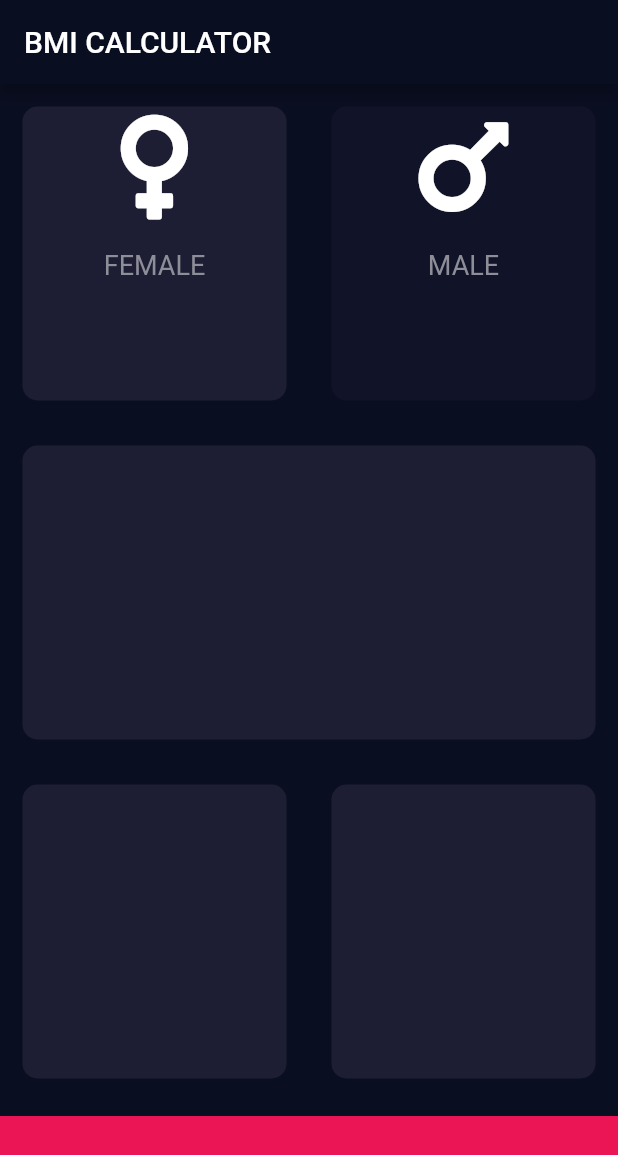
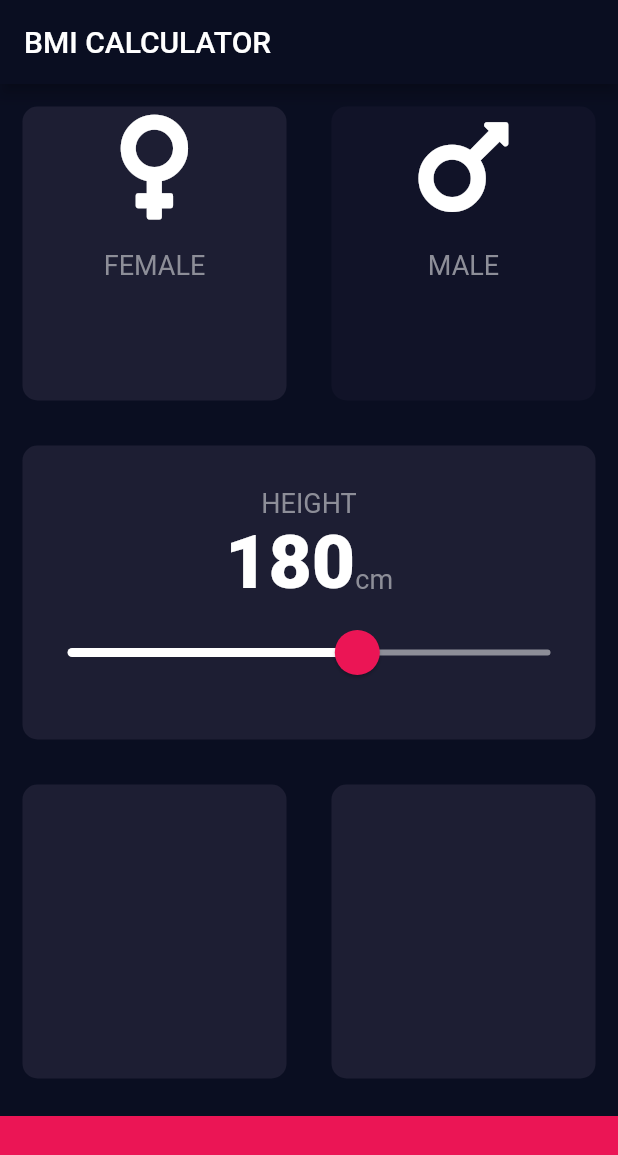
Before and after one commit to GDG-Uzhhorod/Appbrewery-Challenge-9-BMI-Calculator, a Flutter app: the screen it shows after launch, after a tap on "FEMALE", on a phone screen of 412 x 824 dp. Shown: the top 1155 px of the screen. Run offline on Flutter 3.47's test engine with Material 2 defaults, Android fonts, the phone set to English and light mode, and no system bars; our stand-ins replace font_awesome_flutter.

Commit message:
Add Slider

```diff
--- /dev/null
+++ b/lib/constants.dart
@@ -0,0 +1,10 @@
+import 'package:flutter/material.dart';
+
+const kBottomContainerHeight = 80.0;
+
+const kActiveCodeColor = Color(0xFF1D1E33);
+const kInactiveCodeColor = Color(0xFF111328);
+const kBottomContainerColor = Color(0xFFEB1555);
+
+const kLabelTextStyle = TextStyle(fontSize: 18.0, color: Color(0xFF8D8E98));
+const kHeightTextStyle = TextStyle(fontSize: 50.0, fontWeight: FontWeight.w900);
--- a/lib/custom/icon_content.dart
+++ b/lib/custom/icon_content.dart
@@ -1,6 +1,7 @@
 import 'package:flutter/material.dart';
+import 'package:flutter_bmi_calculator/constants.dart';
 
-const labelTextStyle = TextStyle(fontSize: 18.0, color: Color(0xFF8D8E98));
+
 
 class IconContent extends StatelessWidget {
   final String label;
@@ -21,7 +22,7 @@ class IconContent extends StatelessWidget {
         ),
         Text(
           label,
-          style: labelTextStyle,
+          style: kLabelTextStyle,
         )
       ],
     );
--- a/lib/custom/reusable_card.dart
+++ b/lib/custom/reusable_card.dart
@@ -1,18 +1,22 @@
 import 'package:flutter/material.dart';
 
 class ReusableCard extends StatelessWidget {
-  ReusableCard({@required this.colour, this.cardChild});
+  ReusableCard({@required this.colour, this.cardChild, this.onPress});
 
   final Color colour;
   final Widget cardChild;
+  final Function onPress;
 
   @override
   Widget build(BuildContext context) {
-    return Container(
-      child: cardChild,
-      margin: EdgeInsets.all(15.0),
-      decoration: BoxDecoration(
-          color: colour, borderRadius: BorderRadius.circular(10.0)),
+    return GestureDetector(
+      onTap: onPress,
+      child: Container(
+        child: cardChild,
+        margin: EdgeInsets.all(15.0),
+        decoration: BoxDecoration(
+            color: colour, borderRadius: BorderRadius.circular(10.0)),
+      ),
     );
   }
 }
--- a/lib/input_page.dart
+++ b/lib/input_page.dart
@@ -1,13 +1,11 @@
+import 'package:flutter/cupertino.dart';
 import 'package:flutter/material.dart';
+import 'package:flutter_bmi_calculator/constants.dart';
 import 'package:flutter_bmi_calculator/custom/icon_content.dart';
 import 'package:flutter_bmi_calculator/custom/reusable_card.dart';
 import 'package:font_awesome_flutter/font_awesome_flutter.dart';
 
-const bottomContainerHeight = 80.0;
-
-const activeCodeColor = Color(0xFF1D1E33);
-const inactiveCodeColor = Color(0xFF111328);
-const bottomContainerColor = Color(0xFFEB1555);
+enum Gender { MALE, FEMALE }
 
 class InputPage extends StatefulWidget {
   @override
@@ -15,28 +13,8 @@ class InputPage extends StatefulWidget {
 }
 
 class _InputPageState extends State<InputPage> {
-  Color maleCardColor = inactiveCodeColor;
-  Color femaleCardColor = inactiveCodeColor;
-
-  // 1=male, 2 = female
-  void updateColour(int gender) {
-    if (gender == 1) {
-      if (maleCardColor == inactiveCodeColor) {
-        maleCardColor = activeCodeColor;
-        femaleCardColor = inactiveCodeColor;
-      } else {
-        maleCardColor = inactiveCodeColor;
-      }
-    }
-    if (gender == 2) {
-      if (femaleCardColor == inactiveCodeColor) {
-        femaleCardColor = activeCodeColor;
-        maleCardColor = inactiveCodeColor;
-      } else {
-        femaleCardColor = inactiveCodeColor;
-      }
-    }
-  }
+  Gender selectedGender;
+  int height = 180;
 
   @override
   Widget build(BuildContext context) {
@@ -50,39 +28,40 @@ class _InputPageState extends State<InputPage> {
 
   Widget _buildMain(BuildContext context) {
     return Column(
+      crossAxisAlignment: CrossAxisAlignment.stretch,
       children: <Widget>[
         Expanded(
           child: Row(
             children: <Widget>[
               Expanded(
-                child: GestureDetector(
-                  onTap: () {
+                child: ReusableCard(
+                  onPress: () {
                     setState(() {
-                      updateColour(1);
+                      selectedGender = Gender.MALE;
                     });
                   },
-                  child: ReusableCard(
-                    colour: maleCardColor,
+                  colour: selectedGender == Gender.MALE
+                      ? kActiveCodeColor
+                      : kInactiveCodeColor,
                   cardChild: IconContent(
                     label: "FEMALE",
                     contentIcon: FontAwesomeIcons.venus,
                   ),
                 ),
               ),
-              ),
               Expanded(
-                child: GestureDetector(
-                  onTap: () {
+                child: ReusableCard(
+                  onPress: () {
                     setState(() {
-                      updateColour(2);
+                      selectedGender = Gender.FEMALE;
                     });
                   },
-                  child: ReusableCard(
-                    colour: femaleCardColor,
+                  colour: selectedGender == Gender.FEMALE
+                      ? kActiveCodeColor
+                      : kInactiveCodeColor,
                   cardChild: IconContent(
                     label: "MALE",
                     contentIcon: FontAwesomeIcons.mars,
-                    ),
                   ),
                 ),
               ),
@@ -91,7 +70,52 @@ class _InputPageState extends State<InputPage> {
         ),
         Expanded(
           child: ReusableCard(
-            colour: activeCodeColor,
+            colour: kActiveCodeColor,
+            cardChild: Column(
+              mainAxisAlignment: MainAxisAlignment.center,
+              children: <Widget>[
+                Text(
+                  'HEIGHT',
+                  style: kLabelTextStyle,
+                ),
+                Row(
+                  mainAxisAlignment: MainAxisAlignment.center,
+                  crossAxisAlignment: CrossAxisAlignment.baseline,
+                  textBaseline: TextBaseline.alphabetic,
+                  children: <Widget>[
+                    Text(
+                      height.toString(),
+                      style: kHeightTextStyle,
+                    ),
+                    Text(
+                      'cm',
+                      style: kLabelTextStyle,
+                    )
+                  ],
+                ),
+                SliderTheme(
+                  data: SliderTheme.of(context).copyWith(
+                      inactiveTrackColor: Color(0xFF8D8E98),
+                      activeTrackColor: Colors.white,
+                      thumbColor: Color(0xFFEB1555),
+                      overlayColor: Color(0x29EB1555),
+                      thumbShape:
+                          RoundSliderThumbShape(enabledThumbRadius: 15.0),
+                      overlayShape:
+                          RoundSliderOverlayShape(overlayRadius: 30.0)),
+                  child: Slider(
+                    onChanged: (value) {
+                      setState(() {
+                        height = value.round();
+                      });
+                    },
+                    value: height.toDouble(),
+                    min: 120.0,
+                    max: 220.0,
+                  ),
+                ),
+              ],
+            ),
           ),
         ),
         Expanded(
@@ -99,22 +123,22 @@ class _InputPageState extends State<InputPage> {
             children: <Widget>[
               Expanded(
                 child: ReusableCard(
-                  colour: activeCodeColor,
+                  colour: kActiveCodeColor,
                 ),
               ),
               Expanded(
                 child: ReusableCard(
-                  colour: activeCodeColor,
+                  colour: kActiveCodeColor,
                 ),
               ),
             ],
           ),
         ),
         Container(
-          color: bottomContainerColor,
+          color: kBottomContainerColor,
           margin: EdgeInsets.only(top: 10.0),
           width: double.infinity,
-          height: bottomContainerHeight,
+          height: kBottomContainerHeight,
         )
       ],
     );
```
Lines whose indentation alone changed are shown as unchanged.
